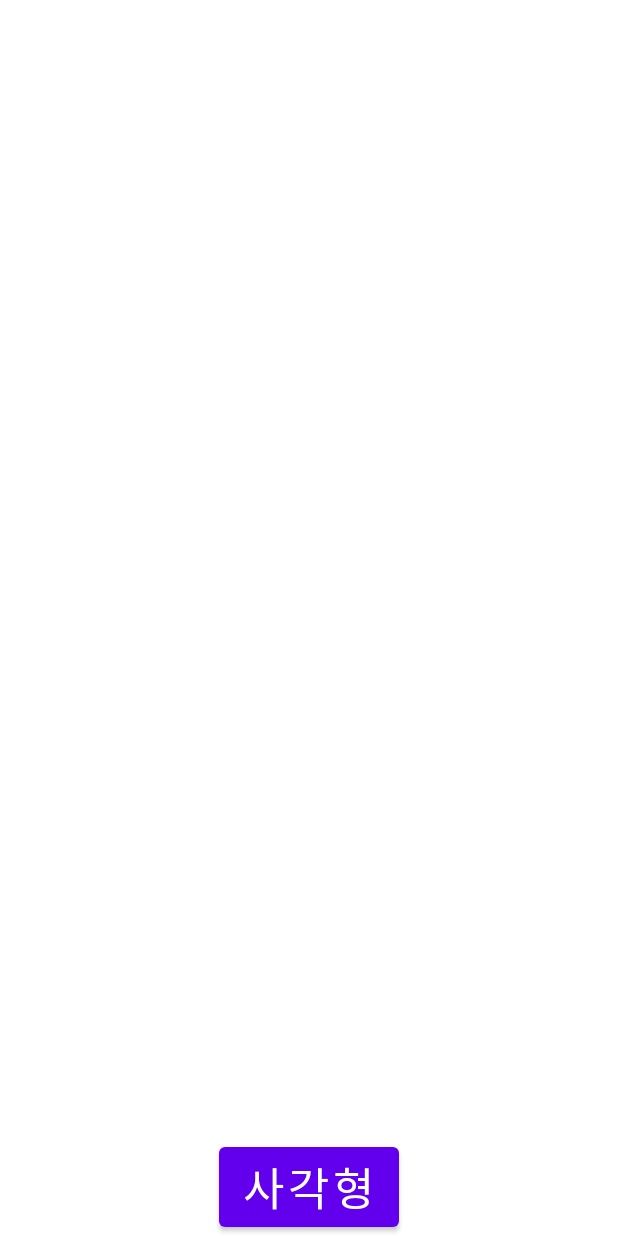
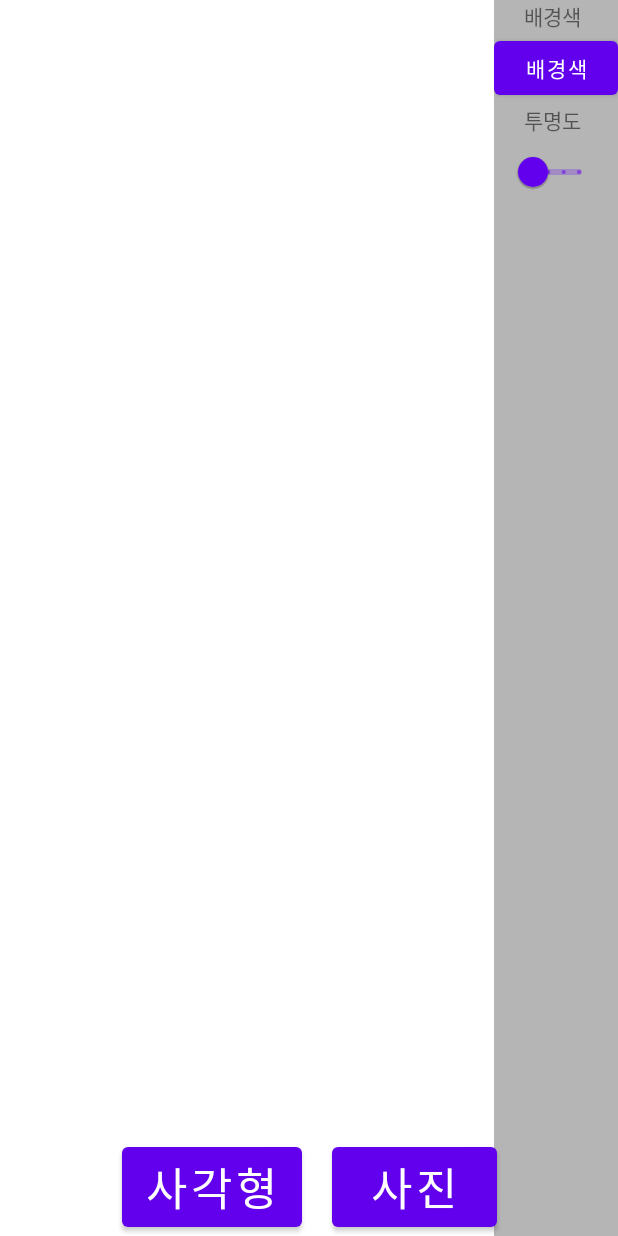
Before and after one commit to shim506/kotlin-drawingapp, an Android app: the layout activity_main.xml on its own in the app's theme, with its tools: preview values and no code run, on a phone screen of 412 x 824 dp. Run offline under Robolectric (Android 15) with nearby library versions, the phone set to English and light mode, and no system bars.

Commit message:
FEAT : Image 선택해서 바이너리로 저장
- Image를 저장할  Picture data class 생성
- 겔러리에서 Image 가져오기
- 바이너리 형태로 메모리에 저장하기

```diff
--- a/app/src/main/AndroidManifest.xml
+++ b/app/src/main/AndroidManifest.xml
@@ -2,6 +2,9 @@
 <manifest xmlns:android="http://schemas.android.com/apk/res/android"
     xmlns:tools="http://schemas.android.com/tools"
     package="com.example.kotlin_drawingapp">
+
+    <uses-permission android:name="android.permission.READ_EXTERNAL_STORAGE" />
+
 
     <application
         android:allowBackup="true"
--- a/app/src/main/java/com/example/kotlin_drawingapp/CanvasActivity.kt
+++ b/app/src/main/java/com/example/kotlin_drawingapp/CanvasActivity.kt
@@ -1,15 +1,34 @@
 package com.example.kotlin_drawingapp
 
 
+import android.content.ContentResolver
 import android.content.Context
+import android.content.Intent
+import android.content.pm.PackageManager
+import android.graphics.Bitmap
+import android.graphics.BitmapFactory
+import android.graphics.ImageDecoder
+import android.net.Uri
+import android.os.Build
 import android.os.Bundle
+import android.provider.MediaStore
+import android.widget.Toast
+import androidx.activity.result.contract.ActivityResultContracts
+import androidx.annotation.RequiresApi
 import androidx.appcompat.app.AppCompatActivity
+import androidx.core.app.ActivityCompat
+import androidx.core.content.ContextCompat
+import androidx.core.content.PackageManagerCompat
+import androidx.core.graphics.decodeBitmap
 import com.example.kotlin_drawingapp.CanvasContract.Presenter
+import com.example.kotlin_drawingapp.data.Picture
 import com.example.kotlin_drawingapp.data.Rectangle
 import com.example.kotlin_drawingapp.data.repository.LocalTextFileRepository
 import com.example.kotlin_drawingapp.databinding.ActivityMainBinding
 import com.orhanobut.logger.AndroidLogAdapter
 import com.orhanobut.logger.Logger
+import java.io.BufferedInputStream
+import java.io.FileInputStream
 import java.lang.String
 
 class MainActivity : AppCompatActivity(), CanvasContract.View {
@@ -24,12 +43,35 @@ class MainActivity : AppCompatActivity(), CanvasContract.View {
         binding = ActivityMainBinding.inflate(layoutInflater)
         setContentView(binding.root)
 
-        canvasPresenter = CanvasPresenter(this , LocalTextFileRepository)
+        canvasPresenter = CanvasPresenter(this, LocalTextFileRepository)
 
         loggerInitialize()
         addRectangleButtonListening()
+        addImageButtonListening()
+
         changeColorButtonListening()
         changeAlphaSliderListening()
+    }
+
+    private fun addImageButtonListening() {
+        val getResult =
+            registerForActivityResult(ActivityResultContracts.StartActivityForResult()) {
+                if (it.resultCode == RESULT_OK) {
+                    val uri = it.data?.data as Uri
+                    val bitmap = if (Build.VERSION.SDK_INT >= Build.VERSION_CODES.P) {
+                        val source = ImageDecoder.createSource(this.contentResolver, uri)
+                        ImageDecoder.decodeBitmap(source)
+                    } else {
+                        MediaStore.Images.Media.getBitmap(contentResolver, uri)
+                    }
+                canvasPresenter.addImageRectangle(bitmap)
+                }
+            }
+        binding.imageAddButton?.setOnClickListener {
+            intent = Intent(Intent.ACTION_GET_CONTENT)
+            intent.type = "image/*"
+            getResult.launch(intent)
+        }
     }
 
     private fun addRectangleButtonListening() {
@@ -74,13 +116,6 @@ class MainActivity : AppCompatActivity(), CanvasContract.View {
     }
 
     override fun getWindowSize(): Pair<Int, Int> {
-//        val metrics = this.resources.displayMetrics
-//        val widthDp = (metrics.widthPixels /
-//                metrics.density)
-//
-//        val heightDp = (metrics.heightPixels /
-//                metrics.density)
-//        return Pair(widthDp.toInt(), heightDp.toInt())
         return canvasSize
     }
 
--- a/app/src/main/java/com/example/kotlin_drawingapp/CanvasContract.kt
+++ b/app/src/main/java/com/example/kotlin_drawingapp/CanvasContract.kt
@@ -1,5 +1,6 @@
 package com.example.kotlin_drawingapp
 
+import android.graphics.Bitmap
 import com.example.kotlin_drawingapp.data.Rectangle
 
 interface CanvasContract {
@@ -8,6 +9,7 @@ interface CanvasContract {
         fun setSelectedRectangle(x: Int, y: Int)
         fun changeRectangleColor()
         fun changeRectangleAlpha(value: Float)
+        fun addImageRectangle(bitmap: Bitmap)
     }
 
     interface View {
--- a/app/src/main/java/com/example/kotlin_drawingapp/CanvasPresenter.kt
+++ b/app/src/main/java/com/example/kotlin_drawingapp/CanvasPresenter.kt
@@ -1,12 +1,13 @@
 package com.example.kotlin_drawingapp
 
-import android.content.Context
+import android.graphics.Bitmap
 import com.example.kotlin_drawingapp.data.AlphaEnum
+import com.example.kotlin_drawingapp.data.Picture
 import com.example.kotlin_drawingapp.data.model.Plane
 import com.example.kotlin_drawingapp.data.Rectangle
 import com.example.kotlin_drawingapp.data.RectangleFactory
-import com.example.kotlin_drawingapp.data.repository.LocalTextFileRepository
 import com.example.kotlin_drawingapp.data.repository.RectangleRepository
+import java.io.ByteArrayOutputStream
 
 class CanvasPresenter(
     private val canvasView: CanvasContract.View,
@@ -17,13 +18,18 @@ class CanvasPresenter(
     }
 
     override fun addRectangle() {
-        val (widthDP, heightDP) = canvasView.getWindowSize()
-        val rect = RectangleFactory().createRectangle(widthDP.toFloat(), heightDP.toFloat())
+        val rect = createRectangle()
         Plane.addRectangle(rect, object : PlaneDataAddListener {
             override fun onEvent(rectangleList: MutableList<Rectangle>) {
                 canvasView.showRectangle(rectangleList)
             }
         })
+    }
+
+    override fun addImageRectangle(bitmap: Bitmap) {
+        val stream = ByteArrayOutputStream()
+        bitmap.compress(Bitmap.CompressFormat.PNG, 100, stream)
+        Plane.addImageRectangle(Picture(stream.toByteArray(), createRectangle()))
     }
 
     override fun setSelectedRectangle(x: Int, y: Int) {
@@ -50,6 +56,10 @@ class CanvasPresenter(
         } ?: kotlin.run { return }
     }
 
+    private fun createRectangle(): Rectangle {
+        val (widthDP, heightDP) = canvasView.getWindowSize()
+        return RectangleFactory().createRectangle(widthDP.toFloat(), heightDP.toFloat())
+    }
 }
 
 interface PlaneDataAddListener {
--- /dev/null
+++ b/app/src/main/java/com/example/kotlin_drawingapp/data/Box.kt
@@ -0,0 +1,3 @@
+package com.example.kotlin_drawingapp.data
+
+abstract class Box
--- /dev/null
+++ b/app/src/main/java/com/example/kotlin_drawingapp/data/Picture.kt
@@ -0,0 +1,14 @@
+package com.example.kotlin_drawingapp.data
+
+import android.graphics.Bitmap
+import android.graphics.Picture
+
+import com.example.kotlin_drawingapp.data.Point
+
+const val PICTURE_WIDTH = 210
+const val PICTURE_HEIGHT = 210
+
+class Picture(
+    val byteArray: ByteArray,
+    val box: Box
+)
--- a/app/src/main/java/com/example/kotlin_drawingapp/data/Rectangle.kt
+++ b/app/src/main/java/com/example/kotlin_drawingapp/data/Rectangle.kt
@@ -9,7 +9,7 @@ const val RGB_MAX_VALUE = 255
 const val ALPHA_MIN_VALUE = 1
 const val ALPHA_MAX_VALUE = 10
 
-class Rectangle() {
+class Rectangle() : Box() {
     var num = -1
     lateinit var id: String
     lateinit var size: Size
--- a/app/src/main/java/com/example/kotlin_drawingapp/data/model/Plane.kt
+++ b/app/src/main/java/com/example/kotlin_drawingapp/data/model/Plane.kt
@@ -1,5 +1,7 @@
 package com.example.kotlin_drawingapp.data.model
 
+import android.graphics.Bitmap
+import android.graphics.Picture
 import androidx.lifecycle.MutableLiveData
 import com.example.kotlin_drawingapp.PlaneDataAddListener
 import com.example.kotlin_drawingapp.data.Rectangle
@@ -10,10 +12,7 @@ object Plane {
     var rectangleList = mutableListOf<Rectangle>()
     var selectedRecList = mutableListOf<Rectangle>()
     var selectedRec: Rectangle? = null
-
-    init {
-
-    }
+    val pictureList = mutableListOf<com.example.kotlin_drawingapp.data.Picture>()
 
     fun getRectangleCount(): Int {
         return rectangleList.size
@@ -27,6 +26,10 @@ object Plane {
     fun addRectangle(rectangle: Rectangle, addListener: PlaneDataAddListener) {
         rectangleList.add(rectangle)
         addListener.onEvent(rectangleList)
+    }
+
+    fun addImageRectangle(picture: com.example.kotlin_drawingapp.data.Picture) {
+        pictureList.add(picture)
     }
 
     // add가 될 수도 있고 빈공간일 경우 모든 데이터를 지우기에 set prefix
@@ -57,4 +60,5 @@ object Plane {
         selectedRec?.rgba = RectangleFactory().getRandomRgba()
     }
 
+
 }
--- a/app/src/main/res/layout-land/activity_main.xml
+++ b/app/src/main/res/layout-land/activity_main.xml
@@ -53,7 +53,7 @@
             android:layout_marginLeft="10dp"
             android:layout_marginRight="10dp"
             android:stepSize="1.0"
-            android:valueFrom="0.0"
+            android:valueFrom="1.0"
             android:valueTo="10.0" />
 
 
--- a/app/src/main/res/layout-w600dp-land/activity_main.xml
+++ b/app/src/main/res/layout-w600dp-land/activity_main.xml
@@ -13,7 +13,9 @@
         android:layout_height="match_parent"
         app:layout_constraintEnd_toStartOf="@+id/menu_layout"
         app:layout_constraintHorizontal_weight="8"
-        app:layout_constraintStart_toStartOf="parent" />
+        app:layout_constraintStart_toStartOf="parent">
+
+    </FrameLayout>
 
     <LinearLayout
         android:id="@+id/menu_layout"
@@ -63,11 +65,23 @@
         android:id="@+id/rectangle_button"
         android:layout_width="wrap_content"
         android:layout_height="wrap_content"
+        android:layout_marginRight="10dp"
         android:gravity="bottom"
         android:text="사각형"
         android:textSize="30dp"
         app:layout_constraintBottom_toBottomOf="parent"
-        app:layout_constraintEnd_toEndOf="parent"
+        app:layout_constraintEnd_toStartOf="@+id/image_add_button"
+        app:layout_constraintHorizontal_chainStyle="packed"
         app:layout_constraintStart_toStartOf="parent" />
 
+    <Button
+        android:id="@+id/image_add_button"
+        android:layout_width="wrap_content"
+        android:layout_height="wrap_content"
+        android:layout_marginLeft="10dp"
+        android:text=" 사진 "
+        android:textSize="30dp"
+        app:layout_constraintBottom_toBottomOf="parent"
+        app:layout_constraintEnd_toEndOf="parent"
+        app:layout_constraintStart_toEndOf="@id/rectangle_button" />
 </androidx.constraintlayout.widget.ConstraintLayout>
--- a/app/src/main/res/layout-w600dp/activity_main.xml
+++ b/app/src/main/res/layout-w600dp/activity_main.xml
@@ -9,8 +9,55 @@
 
     <FrameLayout
         android:id="@+id/canvas_container"
-        android:layout_width="match_parent"
-        android:layout_height="match_parent" />
+        android:layout_width="0dp"
+        android:layout_height="match_parent"
+        app:layout_constraintEnd_toStartOf="@+id/menu_layout"
+        app:layout_constraintHorizontal_weight="8"
+        app:layout_constraintStart_toStartOf="parent" />
+
+    <LinearLayout
+        android:id="@+id/menu_layout"
+        android:layout_width="0dp"
+        android:layout_height="match_parent"
+        android:background="#806C6C6C"
+        android:orientation="vertical"
+        app:layout_constraintEnd_toEndOf="parent"
+        app:layout_constraintHorizontal_weight="2"
+        app:layout_constraintStart_toEndOf="@id/canvas_container">
+
+
+        <TextView
+            android:layout_width="wrap_content"
+            android:layout_height="wrap_content"
+            android:layout_marginLeft="20dp"
+            android:text="배경색" />
+
+        <Button
+
+            android:id="@+id/rectangle_color_button"
+            android:layout_width="wrap_content"
+            android:layout_height="wrap_content"
+            android:layout_gravity="center_horizontal"
+            android:text="배경색" />
+
+        <TextView
+            android:layout_width="wrap_content"
+            android:layout_height="wrap_content"
+            android:layout_marginLeft="20dp"
+            android:text="투명도" />
+
+        <com.google.android.material.slider.Slider
+            android:id="@+id/rectangle_alpha_slider"
+            android:layout_width="match_parent"
+            android:layout_height="wrap_content"
+            android:layout_marginLeft="10dp"
+            android:layout_marginRight="10dp"
+            android:stepSize="1.0"
+            android:valueFrom="1.0"
+            android:valueTo="10.0" />
+
+
+    </LinearLayout>
 
     <Button
         android:id="@+id/rectangle_button"
--- a/app/src/main/res/layout/activity_main.xml
+++ b/app/src/main/res/layout/activity_main.xml
@@ -9,18 +9,87 @@
 
     <FrameLayout
         android:id="@+id/canvas_container"
-        android:layout_width="match_parent"
-        android:layout_height="match_parent" />
+        android:layout_width="0dp"
+        android:layout_height="match_parent"
+        app:layout_constraintEnd_toStartOf="@+id/menu_layout"
+        app:layout_constraintHorizontal_weight="8"
+        app:layout_constraintStart_toStartOf="parent" />
+
+    <LinearLayout
+        android:id="@+id/menu_layout"
+        android:layout_width="0dp"
+        android:layout_height="match_parent"
+        android:background="#806C6C6C"
+        android:orientation="vertical"
+        app:layout_constraintEnd_toEndOf="parent"
+        app:layout_constraintHorizontal_weight="2"
+        app:layout_constraintStart_toEndOf="@id/canvas_container">
+
+
+        <TextView
+            android:layout_width="wrap_content"
+            android:layout_height="wrap_content"
+            android:layout_marginLeft="20dp"
+            android:text="배경색" />
+
+        <Button
+
+            android:id="@+id/rectangle_color_button"
+            android:layout_width="wrap_content"
+            android:layout_height="wrap_content"
+            android:layout_gravity="center_horizontal"
+            android:text="배경색" />
+
+        <TextView
+            android:layout_width="wrap_content"
+            android:layout_height="wrap_content"
+            android:layout_marginLeft="20dp"
+            android:text="투명도" />
+
+        <com.google.android.material.slider.Slider
+            android:id="@+id/rectangle_alpha_slider"
+            android:layout_width="match_parent"
+            android:layout_height="wrap_content"
+            android:layout_marginLeft="10dp"
+            android:layout_marginRight="10dp"
+            android:stepSize="1.0"
+            android:valueFrom="1.0"
+            android:valueTo="10.0" />
+
+
+    </LinearLayout>
 
     <Button
         android:id="@+id/rectangle_button"
         android:layout_width="wrap_content"
         android:layout_height="wrap_content"
+        android:layout_marginRight="10dp"
         android:gravity="bottom"
         android:text="사각형"
         android:textSize="30dp"
         app:layout_constraintBottom_toBottomOf="parent"
-        app:layout_constraintEnd_toEndOf="parent"
+        app:layout_constraintEnd_toStartOf="@+id/image_add_button"
+        app:layout_constraintHorizontal_chainStyle="packed"
         app:layout_constraintStart_toStartOf="parent" />
 
+    <Button
+        android:id="@+id/image_add_button"
+        android:layout_width="wrap_content"
+        android:layout_height="wrap_content"
+        android:layout_marginLeft="10dp"
+        android:text=" 사진 "
+        android:textSize="30dp"
+        app:layout_constraintBottom_toBottomOf="parent"
+        app:layout_constraintEnd_toEndOf="parent"
+        app:layout_constraintStart_toEndOf="@id/rectangle_button" />
+
+    <ImageView
+        android:id="@+id/content_image"
+        android:layout_width="210dp"
+        android:layout_height="210dp"
+        app:layout_constraintBottom_toBottomOf="parent"
+        app:layout_constraintEnd_toEndOf="@+id/menu_layout"
+        app:layout_constraintStart_toStartOf="parent"
+        app:layout_constraintTop_toTopOf="parent" />
+
 </androidx.constraintlayout.widget.ConstraintLayout>
```
